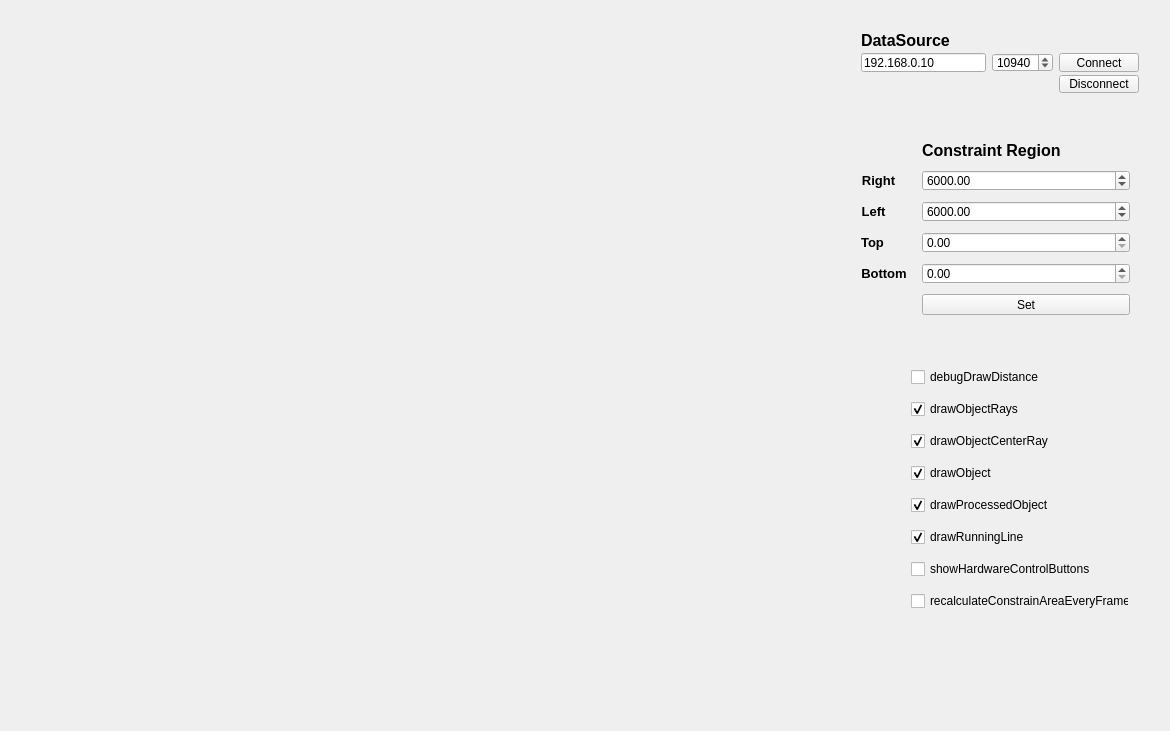
This is qt/QT_URG.ui in Zhi0927/WiserUrg as Qt 5 draws it before an edit. The edited form follows.
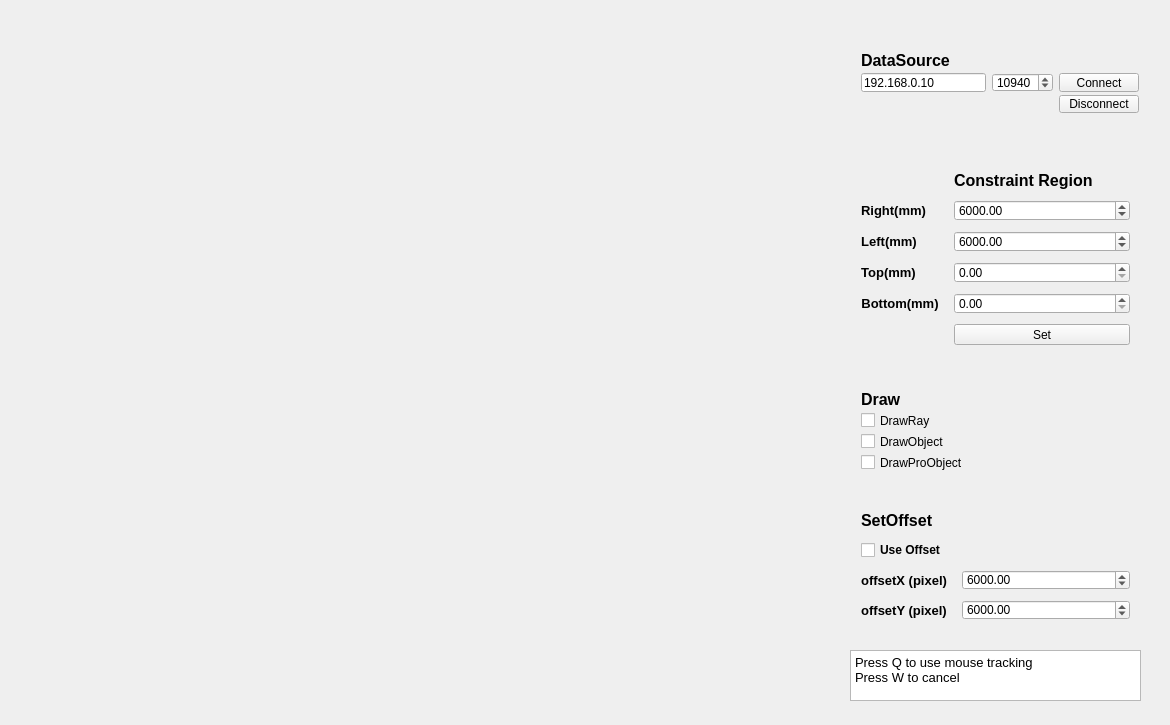
This is the edited form. Custom widgets are drawn as their Qt base class.

Patch:
```diff
--- a/qt/QT_URG.ui
+++ b/qt/QT_URG.ui
@@ -7,7 +7,7 @@
     <x>0</x>
     <y>0</y>
     <width>1170</width>
-    <height>731</height>
+    <height>725</height>
    </rect>
   </property>
   <property name="windowTitle">
@@ -18,10 +18,28 @@
     <rect>
      <x>30</x>
      <y>20</y>
-     <width>781</width>
+     <width>771</width>
      <height>681</height>
     </rect>
    </property>
+   <property name="sizePolicy">
+    <sizepolicy hsizetype="Preferred" vsizetype="Preferred">
+     <horstretch>0</horstretch>
+     <verstretch>0</verstretch>
+    </sizepolicy>
+   </property>
+   <property name="mouseTracking">
+    <bool>false</bool>
+   </property>
+   <property name="focusPolicy">
+    <enum>Qt::NoFocus</enum>
+   </property>
+   <property name="acceptDrops">
+    <bool>false</bool>
+   </property>
+   <property name="autoFillBackground">
+    <bool>false</bool>
+   </property>
    <widget class="QLabel" name="FPS_Label">
     <property name="geometry">
      <rect>
@@ -48,7 +66,7 @@
    <property name="geometry">
     <rect>
      <x>850</x>
-     <y>20</y>
+     <y>40</y>
      <width>291</width>
      <height>84</height>
     </rect>
@@ -120,7 +138,7 @@
    <property name="geometry">
     <rect>
      <x>850</x>
-     <y>130</y>
+     <y>160</y>
      <width>291</width>
      <height>196</height>
     </rect>
@@ -145,7 +163,7 @@
        </font>
       </property>
       <property name="text">
-       <string>Right</string>
+       <string>Right(mm)</string>
       </property>
       <property name="textFormat">
        <enum>Qt::PlainText</enum>
@@ -193,7 +211,7 @@
        </font>
       </property>
       <property name="text">
-       <string>Left</string>
+       <string>Left(mm)</string>
       </property>
       <property name="textFormat">
        <enum>Qt::PlainText</enum>
@@ -226,7 +244,7 @@
        </font>
       </property>
       <property name="text">
-       <string>Top</string>
+       <string>Top(mm)</string>
       </property>
       <property name="textFormat">
        <enum>Qt::PlainText</enum>
@@ -249,7 +267,7 @@
        </font>
       </property>
       <property name="text">
-       <string>Bottom</string>
+       <string>Bottom(mm)</string>
       </property>
       <property name="textFormat">
        <enum>Qt::PlainText</enum>
@@ -288,20 +306,37 @@
   <widget class="QWidget" name="verticalLayoutWidget">
    <property name="geometry">
     <rect>
-     <x>900</x>
-     <y>350</y>
+     <x>850</x>
+     <y>380</y>
      <width>240</width>
-     <height>281</height>
+     <height>101</height>
     </rect>
    </property>
    <layout class="QVBoxLayout" name="verticalLayout">
     <item>
-     <widget class="QCheckBox" name="debugDrawDistance">
+     <widget class="QLabel" name="Constraint_Region_Label_3">
+      <property name="font">
+       <font>
+        <pointsize>12</pointsize>
+        <weight>75</weight>
+        <italic>false</italic>
+        <bold>true</bold>
+        <underline>false</underline>
+        <strikeout>false</strikeout>
+       </font>
+      </property>
+      <property name="text">
+       <string>Draw</string>
+      </property>
+     </widget>
+    </item>
+    <item>
+     <widget class="QCheckBox" name="DrawRay">
       <property name="enabled">
        <bool>true</bool>
       </property>
       <property name="text">
-       <string>debugDrawDistance </string>
+       <string>DrawRay</string>
       </property>
       <property name="checkable">
        <bool>true</bool>
@@ -314,69 +349,210 @@
     <item>
      <widget class="QCheckBox" name="drawObjectRays">
       <property name="text">
-       <string>drawObjectRays </string>
+       <string>DrawObject</string>
       </property>
       <property name="checked">
-       <bool>true</bool>
+       <bool>false</bool>
       </property>
      </widget>
     </item>
     <item>
      <widget class="QCheckBox" name="drawObjectCenterRay">
       <property name="text">
-       <string>drawObjectCenterRay </string>
+       <string>DrawProObject</string>
       </property>
       <property name="checked">
-       <bool>true</bool>
+       <bool>false</bool>
       </property>
      </widget>
     </item>
-    <item>
-     <widget class="QCheckBox" name="drawObject">
+   </layout>
+  </widget>
+  <widget class="QWidget" name="formLayoutWidget_3">
+   <property name="geometry">
+    <rect>
+     <x>850</x>
+     <y>500</y>
+     <width>291</width>
+     <height>131</height>
+    </rect>
+   </property>
+   <layout class="QFormLayout" name="ConstrainrRegion_Layout_2">
+    <property name="formAlignment">
+     <set>Qt::AlignLeading|Qt::AlignLeft|Qt::AlignVCenter</set>
+    </property>
+    <property name="horizontalSpacing">
+     <number>15</number>
+    </property>
+    <property name="verticalSpacing">
+     <number>10</number>
+    </property>
+    <item row="3" column="0">
+     <widget class="QLabel" name="offsetX">
+      <property name="font">
+       <font>
+        <pointsize>10</pointsize>
+        <weight>75</weight>
+        <bold>true</bold>
+       </font>
+      </property>
       <property name="text">
-       <string>drawObject </string>
+       <string>offsetX (pixel)</string>
       </property>
-      <property name="checked">
-       <bool>true</bool>
+      <property name="textFormat">
+       <enum>Qt::PlainText</enum>
       </property>
+      <property name="alignment">
+       <set>Qt::AlignCenter</set>
+      </property>
      </widget>
     </item>
-    <item>
-     <widget class="QCheckBox" name="drawProcessedObject">
-      <property name="text">
-       <string>drawProcessedObject </string>
+    <item row="3" column="1">
+     <widget class="QDoubleSpinBox" name="CR_Right_Input_2">
+      <property name="sizePolicy">
+       <sizepolicy hsizetype="Minimum" vsizetype="Fixed">
+        <horstretch>0</horstretch>
+        <verstretch>0</verstretch>
+       </sizepolicy>
       </property>
-      <property name="checked">
-       <bool>true</bool>
+      <property name="toolTipDuration">
+       <number>-1</number>
       </property>
+      <property name="layoutDirection">
+       <enum>Qt::LeftToRight</enum>
+      </property>
+      <property name="autoFillBackground">
+       <bool>false</bool>
+      </property>
+      <property name="minimum">
+       <double>10.000000000000000</double>
+      </property>
+      <property name="maximum">
+       <double>10000.000000000000000</double>
+      </property>
+      <property name="value">
+       <double>6000.000000000000000</double>
+      </property>
      </widget>
     </item>
-    <item>
-     <widget class="QCheckBox" name="drawRunningLine">
+    <item row="4" column="0">
+     <widget class="QLabel" name="offsetY">
+      <property name="font">
+       <font>
+        <pointsize>10</pointsize>
+        <weight>75</weight>
+        <bold>true</bold>
+       </font>
+      </property>
       <property name="text">
-       <string>drawRunningLine </string>
+       <string>offsetY (pixel)</string>
       </property>
-      <property name="checked">
-       <bool>true</bool>
+      <property name="textFormat">
+       <enum>Qt::PlainText</enum>
       </property>
+      <property name="alignment">
+       <set>Qt::AlignCenter</set>
+      </property>
      </widget>
     </item>
-    <item>
-     <widget class="QCheckBox" name="showHardwareControlButtons">
+    <item row="4" column="1">
+     <widget class="QDoubleSpinBox" name="CR_Left_Input_2">
+      <property name="minimum">
+       <double>10.000000000000000</double>
+      </property>
+      <property name="maximum">
+       <double>10000.000000000000000</double>
+      </property>
+      <property name="value">
+       <double>6000.000000000000000</double>
+      </property>
+     </widget>
+    </item>
+    <item row="1" column="0">
+     <widget class="QLabel" name="SetOffset_Label">
+      <property name="font">
+       <font>
+        <pointsize>12</pointsize>
+        <weight>75</weight>
+        <italic>false</italic>
+        <bold>true</bold>
+        <underline>false</underline>
+        <strikeout>false</strikeout>
+       </font>
+      </property>
       <property name="text">
-       <string>showHardwareControlButtons </string>
+       <string>SetOffset</string>
       </property>
      </widget>
     </item>
-    <item>
-     <widget class="QCheckBox" name="recalculateConstrainAreaEveryFrame">
+    <item row="2" column="0">
+     <widget class="QCheckBox" name="Useoffset">
+      <property name="font">
+       <font>
+        <weight>75</weight>
+        <italic>false</italic>
+        <bold>true</bold>
+        <underline>false</underline>
+        <strikeout>false</strikeout>
+       </font>
+      </property>
       <property name="text">
-       <string>recalculateConstrainAreaEveryFrame</string>
+       <string>Use Offset</string>
       </property>
+      <property name="checked">
+       <bool>false</bool>
+      </property>
      </widget>
     </item>
    </layout>
   </widget>
+  <widget class="QLabel" name="Constraint_Region_Label_4">
+   <property name="geometry">
+    <rect>
+     <x>850</x>
+     <y>650</y>
+     <width>291</width>
+     <height>61</height>
+    </rect>
+   </property>
+   <property name="font">
+    <font>
+     <pointsize>12</pointsize>
+     <weight>75</weight>
+     <bold>true</bold>
+    </font>
+   </property>
+   <property name="text">
+    <string/>
+   </property>
+  </widget>
+  <widget class="QTextBrowser" name="textlabel">
+   <property name="geometry">
+    <rect>
+     <x>850</x>
+     <y>650</y>
+     <width>291</width>
+     <height>51</height>
+    </rect>
+   </property>
+   <property name="font">
+    <font>
+     <weight>50</weight>
+     <bold>false</bold>
+    </font>
+   </property>
+   <property name="layoutDirection">
+    <enum>Qt::LeftToRight</enum>
+   </property>
+   <property name="html">
+    <string>&lt;!DOCTYPE HTML PUBLIC &quot;-//W3C//DTD HTML 4.0//EN&quot; &quot;http://www.w3.org/TR/REC-html40/strict.dtd&quot;&gt;
+&lt;html&gt;&lt;head&gt;&lt;meta name=&quot;qrichtext&quot; content=&quot;1&quot; /&gt;&lt;style type=&quot;text/css&quot;&gt;
+p, li { white-space: pre-wrap; }
+&lt;/style&gt;&lt;/head&gt;&lt;body style=&quot; font-family:'PMingLiU'; font-size:9pt; font-weight:400; font-style:normal;&quot;&gt;
+&lt;p style=&quot; margin-top:0px; margin-bottom:0px; margin-left:0px; margin-right:0px; -qt-block-indent:0; text-indent:0px;&quot;&gt;&lt;span style=&quot; font-size:10pt;&quot;&gt;Press Q to use mouse tracking&lt;/span&gt;&lt;/p&gt;
+&lt;p style=&quot; margin-top:0px; margin-bottom:0px; margin-left:0px; margin-right:0px; -qt-block-indent:0; text-indent:0px;&quot;&gt;&lt;span style=&quot; font-size:10pt;&quot;&gt;Press W to cancel&lt;/span&gt;&lt;/p&gt;&lt;/body&gt;&lt;/html&gt;</string>
+   </property>
+  </widget>
  </widget>
  <layoutdefault spacing="6" margin="11"/>
  <customwidgets>
```
Left out of the diff: 4 changed lines with no effect on the pictures.
